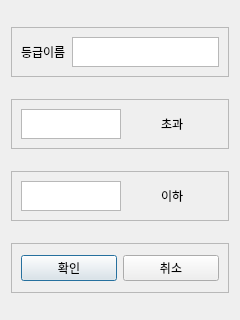
Old version of the form layout/subjectStandardModify.ui in the repository chlwodud77/student-assesment-manager.
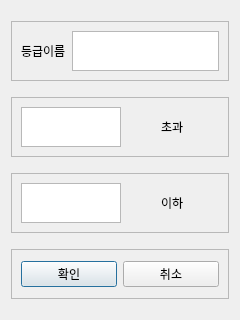
New version of the form.

```diff
--- a/layout/subjectStandardModify.ui
+++ b/layout/subjectStandardModify.ui
@@ -19,7 +19,7 @@
      <property name="maximumSize">
       <size>
        <width>16777215</width>
-       <height>50</height>
+       <height>60</height>
       </size>
      </property>
      <property name="frameShape">
@@ -47,7 +47,7 @@
      <property name="maximumSize">
       <size>
        <width>16777215</width>
-       <height>50</height>
+       <height>60</height>
       </size>
      </property>
      <property name="frameShape">
@@ -82,7 +82,7 @@
      <property name="maximumSize">
       <size>
        <width>16777215</width>
-       <height>50</height>
+       <height>60</height>
       </size>
      </property>
      <property name="frameShape">
```
